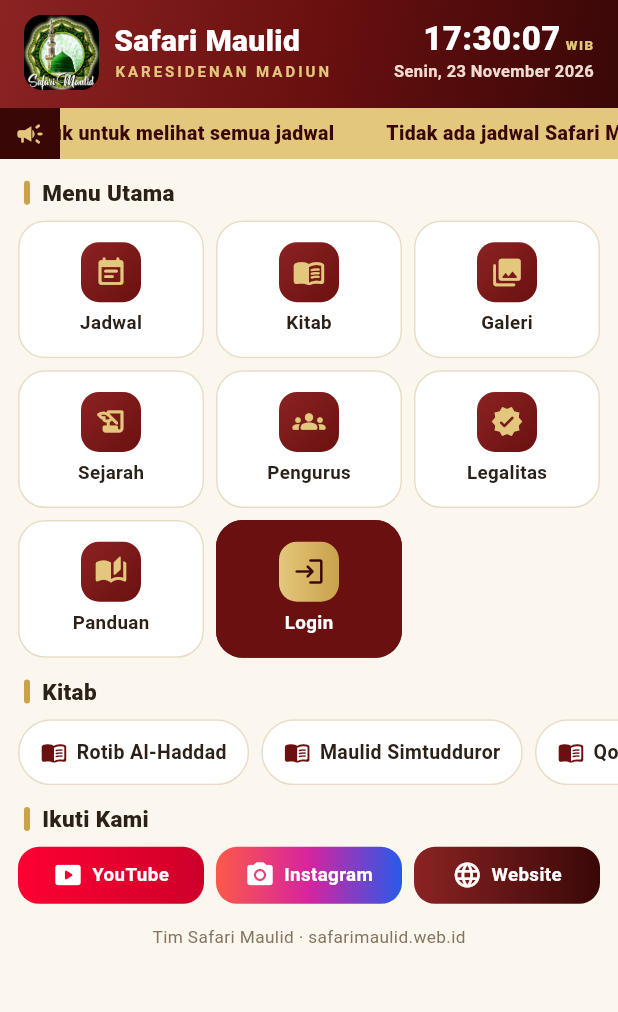
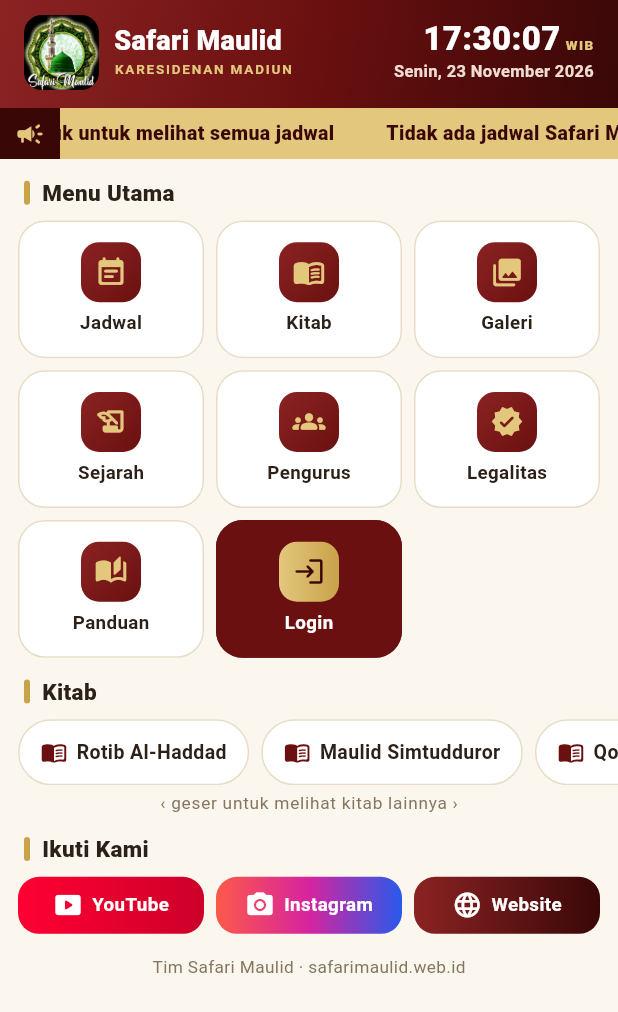
Before and after one commit to sandiariwijaya/safari_maulid, a Flutter app: the screen it shows after launch, on a phone screen of 412 x 824 dp. Shown: the top 1012 px of the screen. Run offline on Flutter 3.47's test engine with Material 3 defaults, Android fonts, the phone set to English and light mode, and no system bars; our stand-ins replace cached_network_image, google_fonts, permission_handler, photo_view, shared_preferences; missing offline and left inert: flutter_inappwebview; network calls fail.

Commit message:
Add files via upload

```diff
--- a/lib/main.dart
+++ b/lib/main.dart
@@ -258,9 +258,9 @@ class _HalamanUtamaState extends State<HalamanUtama> {
                 const SizedBox(width: 10),
                 const Expanded(
                   child: Column(crossAxisAlignment: CrossAxisAlignment.start, children: [
-                    Text('Safari Maulid', style: TextStyle(color: Colors.white, fontSize: 20, fontWeight: FontWeight.w800, height: 1.1)),
+                    Text('Safari Maulid', maxLines: 1, softWrap: false, overflow: TextOverflow.fade, style: TextStyle(color: Colors.white, fontSize: 18, fontWeight: FontWeight.w800, height: 1.1)),
                     SizedBox(height: 2),
-                    Text('KARESIDENAN MADIUN', style: TextStyle(color: kGold, fontSize: 10, letterSpacing: 2, fontWeight: FontWeight.w700)),
+                    Text('KARESIDENAN MADIUN', maxLines: 1, softWrap: false, overflow: TextOverflow.fade, style: TextStyle(color: kGold, fontSize: 9, letterSpacing: 1.2, fontWeight: FontWeight.w700)),
                   ]),
                 ),
                 Column(crossAxisAlignment: CrossAxisAlignment.end, children: [
@@ -350,6 +350,13 @@ class _HalamanUtamaState extends State<HalamanUtama> {
                     ),
                   );
                 },
+              ),
+            ),
+            const Padding(
+              padding: EdgeInsets.only(top: 4),
+              child: Center(
+                child: Text('‹ geser untuk melihat kitab lainnya ›',
+                    style: TextStyle(color: kMuted, fontSize: 11.5, letterSpacing: .5)),
               ),
             ),
 
--- a/pubspec.yaml
+++ b/pubspec.yaml
@@ -3,7 +3,7 @@ description: Aplikasi Safari Maulid Karesidenan Madiun - membuka website https:/
 publish_to: 'none'
 
 # 1.1.0 = versi tampil. versionCode otomatis = nomor build GitHub.
-version: 1.4.1+4
+version: 1.4.2+5
 
 environment:
   sdk: '>=3.4.0 <4.0.0'
```
